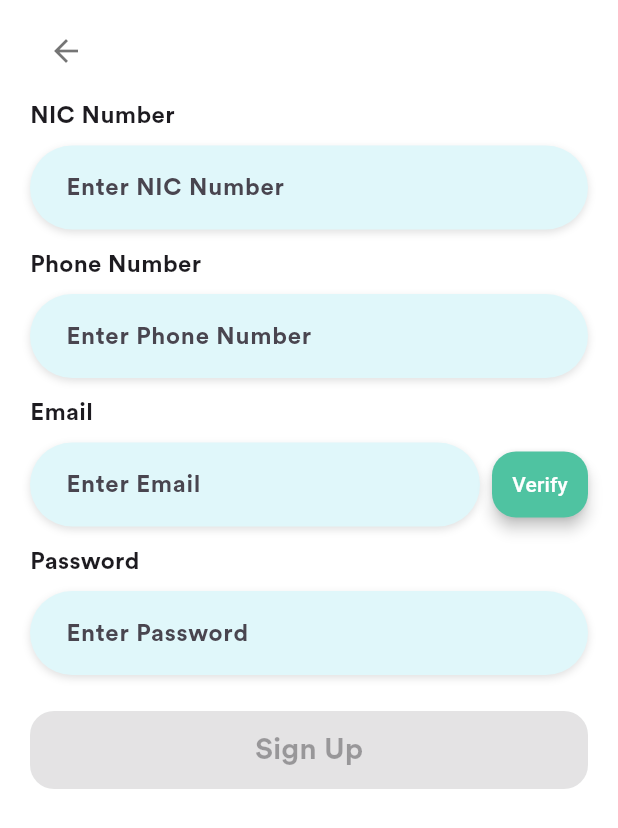
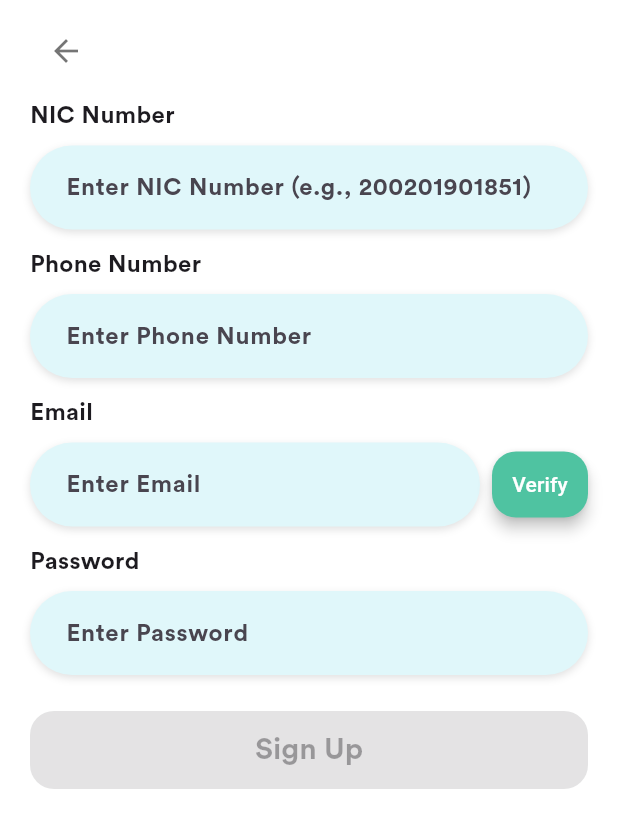
Before and after one commit to MohanathasThujeeban/maternal_health, a Flutter app: the Register3Screen screen opened directly with empty values, on a phone screen of 412 x 824 dp. Shown: the top 828 px of the screen. Run offline on Flutter 3.47's test engine with Material 3 defaults, Android fonts, the phone set to English and light mode, and no system bars.

Commit message:
Update maternal_health project with maternalfrontend folder

```diff
--- a/lib/features/auth/screens/register3_screen.dart
+++ b/lib/features/auth/screens/register3_screen.dart
@@ -120,7 +120,7 @@ class _Register3ScreenState extends State<Register3Screen> {
               ),
               const SizedBox(height: 8),
               _RoundedTextField(
-                hint: 'Enter NIC Number',
+                hint: 'Enter NIC Number (e.g., 200201901851)',
                 controller: nicController,
               ),
               const SizedBox(height: 12),
@@ -199,7 +199,7 @@ class _Register3ScreenState extends State<Register3Screen> {
                 hint: 'Enter Password',
                 controller: passwordController,
                 obscureText: true,
-              ),
+              ),//_RounderText
               const SizedBox(height: 24),
               Center(
                 child: SizedBox(
```
